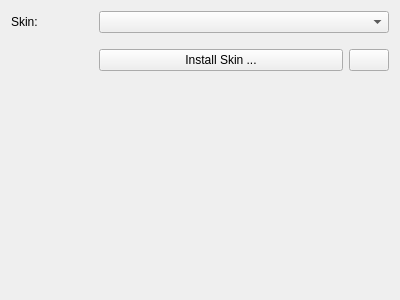
The window that src/plugins/skin/skinconfigwidget.ui (CryFeiFei/klatexformula) describes before a commit, drawn with Qt 5.
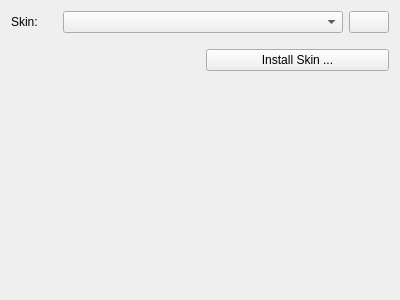
The same window after the commit. Icons and pictures are not drawn.

Patch:
```diff
--- a/src/plugins/skin/skinconfigwidget.ui
+++ b/src/plugins/skin/skinconfigwidget.ui
@@ -50,14 +50,23 @@
      </property>
     </spacer>
    </item>
-   <item row="2" column="1">
-    <widget class="QPushButton" name="btnInstallSkin">
-     <property name="text">
-      <string>Install Skin ...</string>
+   <item row="1" column="2">
+    <spacer name="vspc2">
+     <property name="orientation">
+      <enum>Qt::Vertical</enum>
      </property>
-    </widget>
+     <property name="sizeType">
+      <enum>QSizePolicy::Fixed</enum>
+     </property>
+     <property name="sizeHint" stdset="0">
+      <size>
+       <width>20</width>
+       <height>10</height>
+      </size>
+     </property>
+    </spacer>
    </item>
-   <item row="2" column="2">
+   <item row="0" column="3">
     <widget class="QPushButton" name="btnRefresh">
      <property name="sizePolicy">
       <sizepolicy hsizetype="Fixed" vsizetype="Fixed">
@@ -74,21 +83,12 @@
      </property>
     </widget>
    </item>
-   <item row="1" column="1">
-    <spacer name="verticalSpacer_2">
-     <property name="orientation">
-      <enum>Qt::Vertical</enum>
+   <item row="2" column="2" colspan="2">
+    <widget class="QPushButton" name="btnInstallSkin">
+     <property name="text">
+      <string>Install Skin ...</string>
      </property>
-     <property name="sizeType">
-      <enum>QSizePolicy::Fixed</enum>
-     </property>
-     <property name="sizeHint" stdset="0">
-      <size>
-       <width>20</width>
-       <height>10</height>
-      </size>
-     </property>
-    </spacer>
+    </widget>
    </item>
   </layout>
  </widget>
```
Left out of the diff: 2 changed lines with no effect on the pictures.
